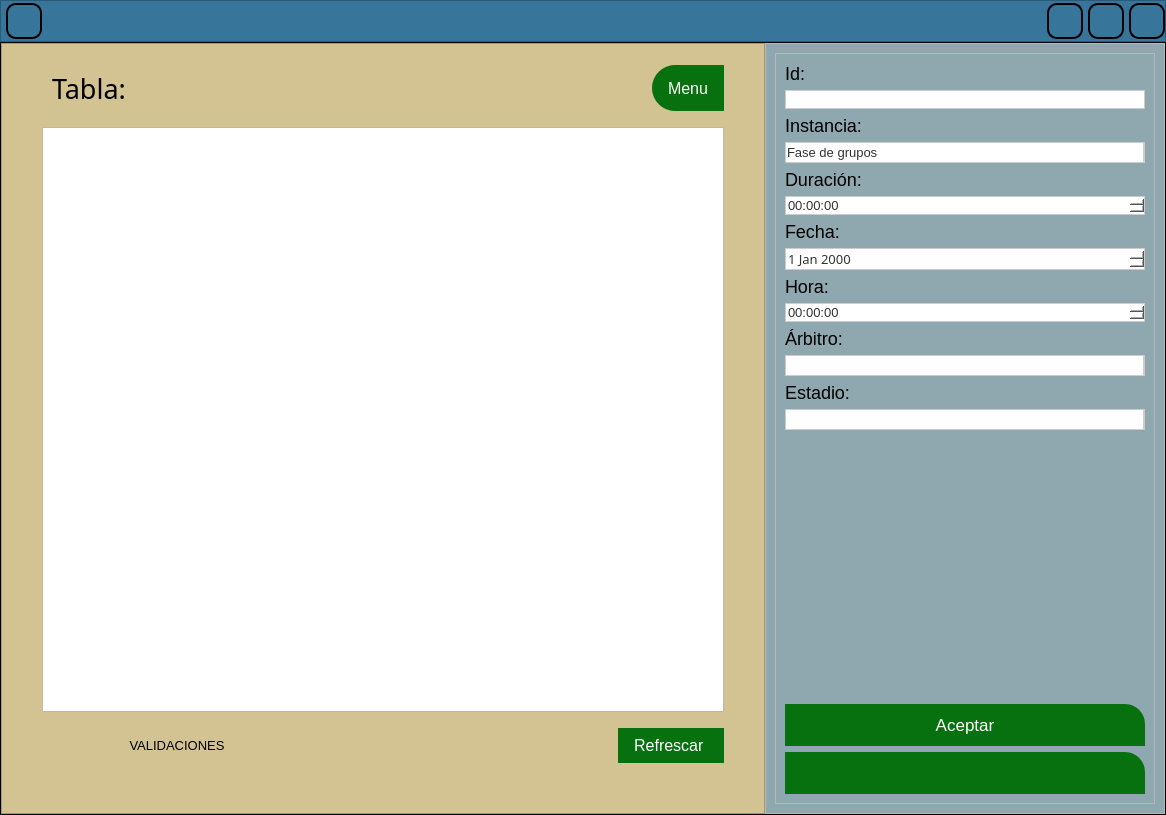
First picture: the form in new_interfaz.ui, repository Marco25005/proyectoDataBase, before the edit.
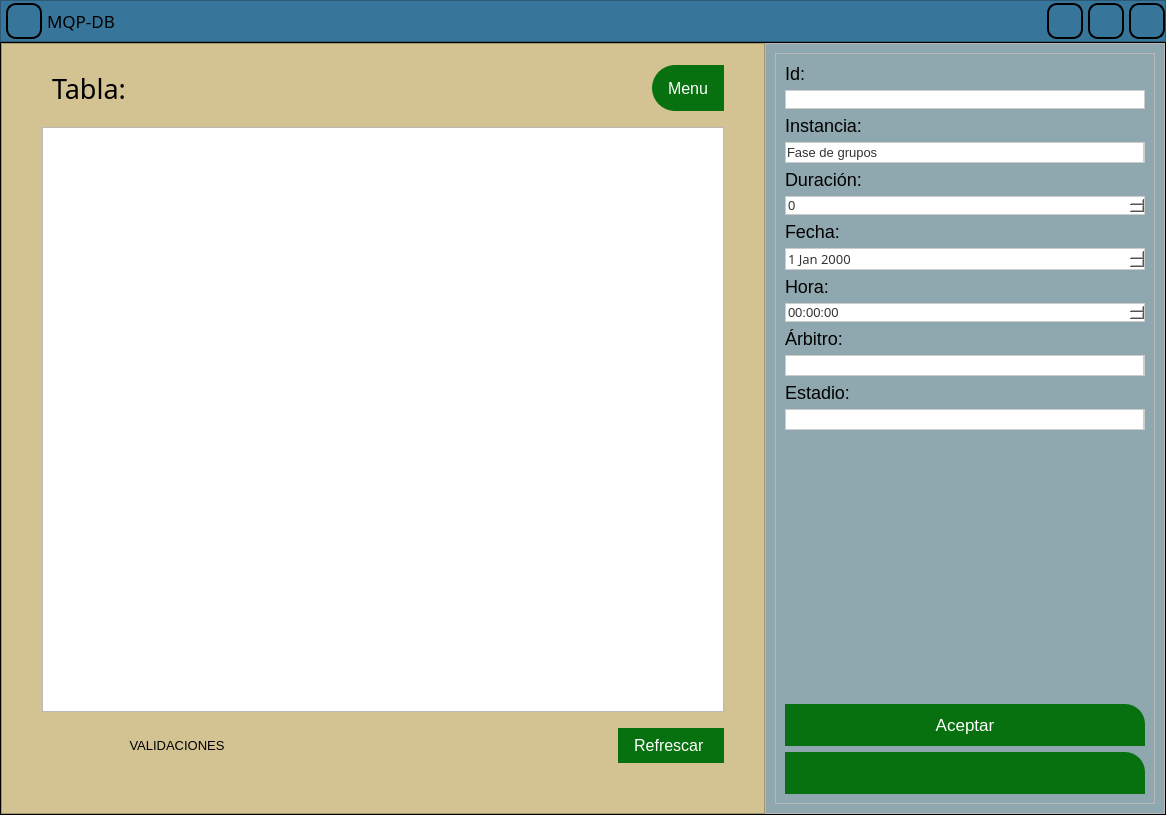
Second picture: the form after the edit. The open tabs and pages were chosen to show the change. Icons and pictures are not drawn.

Commit message: Funcionalida del boton info y nombre de la app

What changed in the file:
```diff
--- a/new_interfaz.ui
+++ b/new_interfaz.ui
@@ -233,6 +233,19 @@
          </property>
         </widget>
        </item>
+       <item>
+        <widget class="QLabel" name="label_22">
+         <property name="font">
+          <font>
+           <family>Segoe UI Variable Display Semib</family>
+           <pointsize>13</pointsize>
+          </font>
+         </property>
+         <property name="text">
+          <string>MQP-DB</string>
+         </property>
+        </widget>
+       </item>
        <item>
         <spacer name="horizontalSpacer">
          <property name="orientation">
@@ -1030,6 +1043,14 @@
     background-color: #FFFFFF;
 }
 
+QSpinBox {
+    border: 1px solid #CCCCCC;
+    font-family: 'Segoe UI', sans-serif;
+    font-size: 10pt;
+    color: #333333;
+    background-color: #FFFFFF;
+}
+
 QPushButton {
     background-color: #077110;
     color: #FFFFFF;
@@ -1128,7 +1149,11 @@
                     </widget>
                    </item>
                    <item>
-                    <widget class="QTimeEdit" name="timeEdit_duracion"/>
+                    <widget class="QSpinBox" name="spinBox_duracion">
+                     <property name="maximum">
+                      <number>200</number>
+                     </property>
+                    </widget>
                    </item>
                    <item>
                     <widget class="QLabel" name="label_13">
```
The commit also changes 4 other files.
